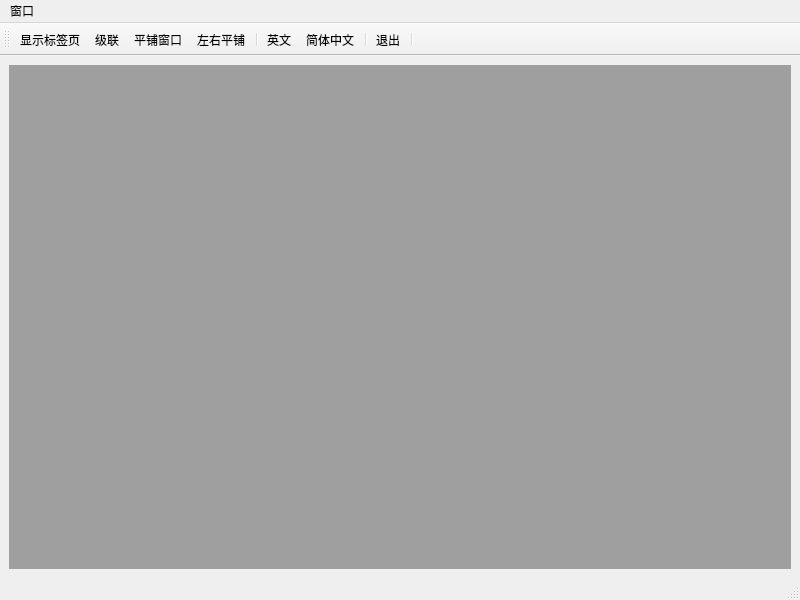
Before: the Qt Designer form mainwindow.ui in nextuser/qt-moredirs, drawn with Qt 5.
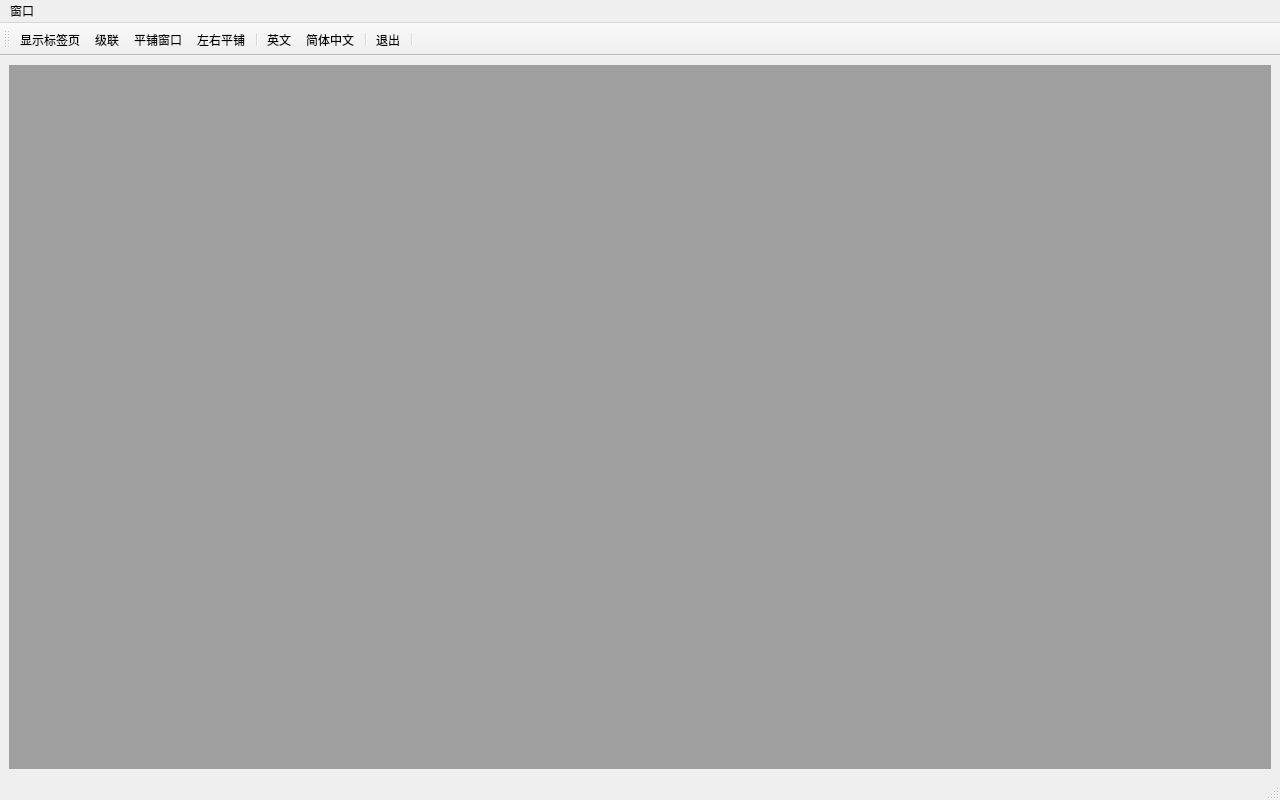
After: the same form once the commit is applied. Icons and pictures are not drawn.

```diff
--- a/mainwindow.ui
+++ b/mainwindow.ui
@@ -6,8 +6,8 @@
    <rect>
     <x>0</x>
     <y>0</y>
-    <width>800</width>
-    <height>600</height>
+    <width>1280</width>
+    <height>800</height>
    </rect>
   </property>
   <property name="windowTitle">
@@ -25,7 +25,7 @@
     <rect>
      <x>0</x>
      <y>0</y>
-     <width>800</width>
+     <width>1280</width>
      <height>24</height>
     </rect>
    </property>
```
